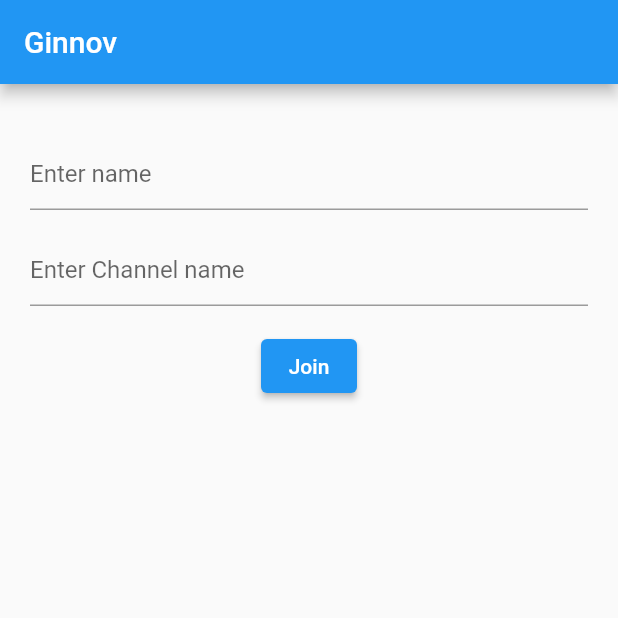
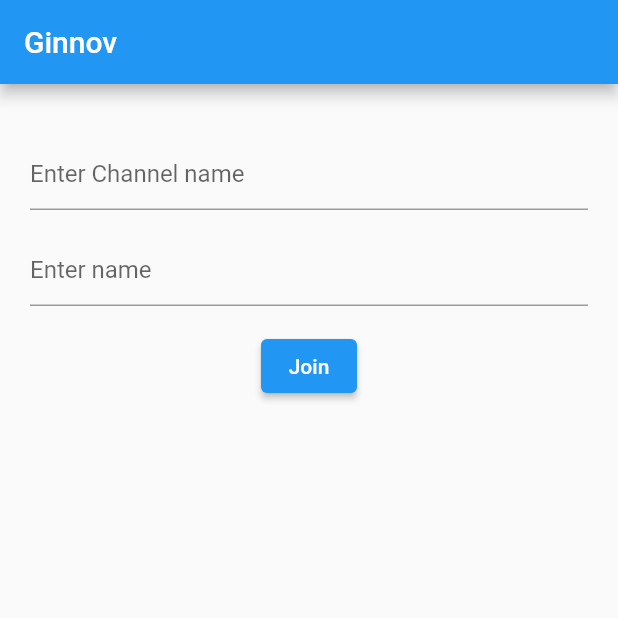
Before and after one commit to tinhvv-ginnov/flutter-web-rtc, a Flutter app: the CallSample screen opened directly with empty values, after a tap on the "videocam" icon, after a tap on the "call end" icon, on a phone screen of 412 x 824 dp, the top half of it. Run offline on Flutter 3.47's test engine with Material 2 defaults, Android fonts, the phone set to English and light mode, and no system bars; our stand-ins replace shared_preferences, socket_io_client; missing offline and left inert: dart:html, flutter_webrtc; accounts and stored records are empty; network calls fail.

Commit message:
refactor code

```diff
--- a/lib/src/call_sample/login_page.dart
+++ b/lib/src/call_sample/login_page.dart
@@ -25,15 +25,15 @@ class _LoginPageState extends State<LoginPage> {
               height: 16,
             ),
             TextFormField(
-              controller: _nameController,
-              decoration: InputDecoration(hintText: 'Enter name'),
+              controller: _idController,
+              decoration: InputDecoration(hintText: 'Enter Channel name'),
             ),
             SizedBox(
               height: 16,
             ),
             TextFormField(
-              controller: _idController,
-              decoration: InputDecoration(hintText: 'Enter Channel name'),
+              controller: _nameController,
+              decoration: InputDecoration(hintText: 'Enter name'),
             ),
             SizedBox(
               height: 16,
--- a/lib/src/call_sample/signaling_socketio.dart
+++ b/lib/src/call_sample/signaling_socketio.dart
@@ -325,14 +325,10 @@ class SignalingSocketIO {
   }
 
   dynamic _getDataWrapper(dynamic data) {
-    if (data['signal'] != null || data['signalData'] != null) {
+    if (data is Map && data['signal'] != null) {
       var dataWrapped = Map.from(data);
       if (dataWrapped['signal'] != null) {
         dataWrapped['signal'] = dataWrapped['signal']['type'];
-      }
-
-      if (dataWrapped['signalData'] != null) {
-        dataWrapped['signalData'] = dataWrapped['signalData']['type'];
       }
 
       return dataWrapped;
```
